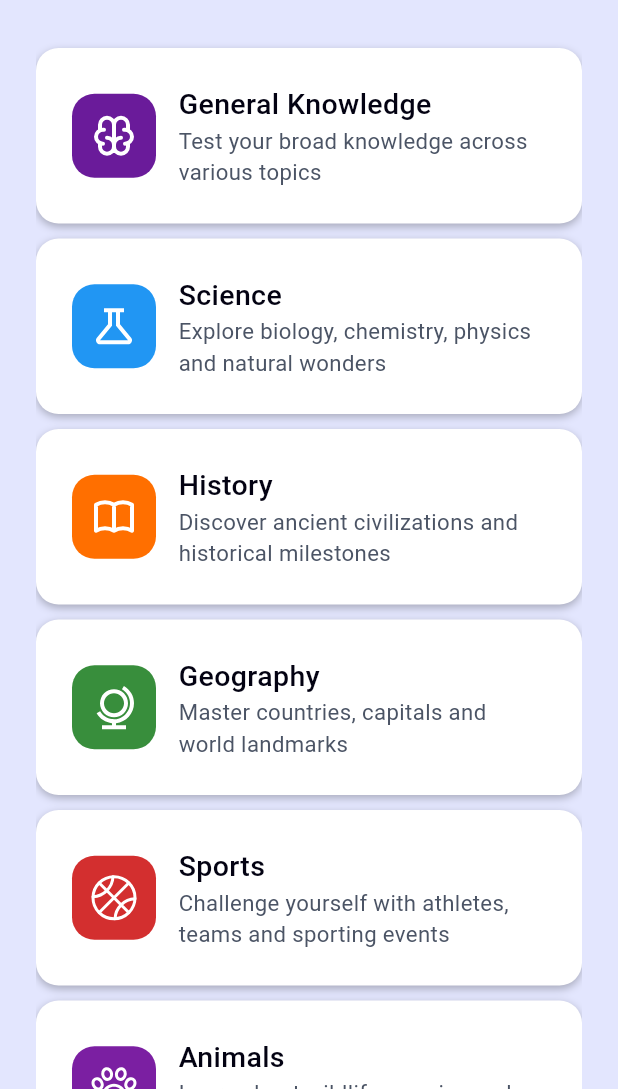
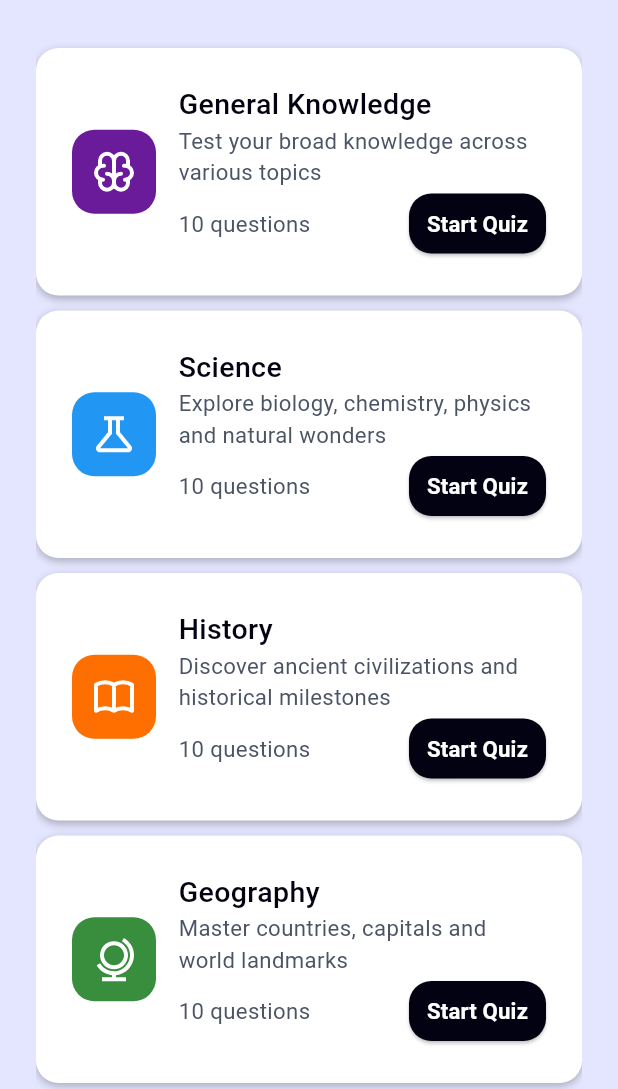
Before and after one commit to assil-mathlouthi/quizz_app, a Flutter app: the screen it shows after launch, on a phone screen of 412 x 824 dp, the part 147-1236 px from its top. Run offline on Flutter 3.47's test engine with Material 3 defaults, Android fonts, the phone set to English and light mode, and no system bars; our stand-ins replace dio, flutter_svg, get.

Commit message:
add custom button

```diff
--- a/lib/core/utils/app_style.dart
+++ b/lib/core/utils/app_style.dart
@@ -30,6 +30,14 @@ abstract class AppStyles {
       fontSize: getResponsiveFontSize(context, fontSize: 14),
     );
   }
+
+  static TextStyle fontBold14(BuildContext context) {
+    return TextStyle(
+      color: Theme.of(context).colorScheme.onPrimary,
+      fontWeight: FontWeight.bold,
+      fontSize: getResponsiveFontSize(context, fontSize: 14),
+    );
+  }
 }
 
 double getResponsiveFontSize(BuildContext context, {required double fontSize}) {
--- a/lib/features/home/widgets/category_list_view_item.dart
+++ b/lib/features/home/widgets/category_list_view_item.dart
@@ -3,6 +3,7 @@ import 'package:quizz_app/core/extension/color_scheme_shorthand.dart';
 import 'package:quizz_app/core/models/quizz_category_model.dart';
 import 'package:quizz_app/core/utils/app_style.dart';
 import 'package:quizz_app/features/home/widgets/category_logo.dart';
+import 'package:quizz_app/features/home/widgets/custom_button.dart';
 
 class CategoryListViewItem extends StatelessWidget {
   const CategoryListViewItem({super.key, required this.model});
@@ -26,6 +27,16 @@ class CategoryListViewItem extends StatelessWidget {
                   model.description,
                   style: AppStyles.fontRegular14(context),
                 ),
+                Row(
+                  mainAxisAlignment: MainAxisAlignment.spaceBetween,
+                  children: [
+                    Text(
+                      "10 questions",
+                      style: AppStyles.fontRegular14(context),
+                    ),
+                    CustomButton(),
+                  ],
+                ),
               ],
             ),
           ),
--- /dev/null
+++ b/lib/features/home/widgets/custom_button.dart
@@ -0,0 +1,31 @@
+
+import 'package:flutter/material.dart';
+import 'package:quizz_app/core/extension/color_scheme_shorthand.dart';
+import 'package:quizz_app/core/utils/app_style.dart';
+
+class CustomButton extends StatelessWidget {
+  const CustomButton({
+    super.key,
+  });
+
+  @override
+  Widget build(BuildContext context) {
+    return ElevatedButton(
+      style: ElevatedButton.styleFrom(
+        padding: EdgeInsets.symmetric(
+          horizontal: 12,
+          vertical: 8,
+        ),
+        backgroundColor: context.colors.primary,
+        shape: RoundedRectangleBorder(
+          borderRadius: BorderRadiusGeometry.circular(15),
+        ),
+      ),
+      onPressed: () {},
+      child: Text(
+        "Start Quiz",
+        style: AppStyles.fontBold14(context),
+      ),
+    );
+  }
+}
```
